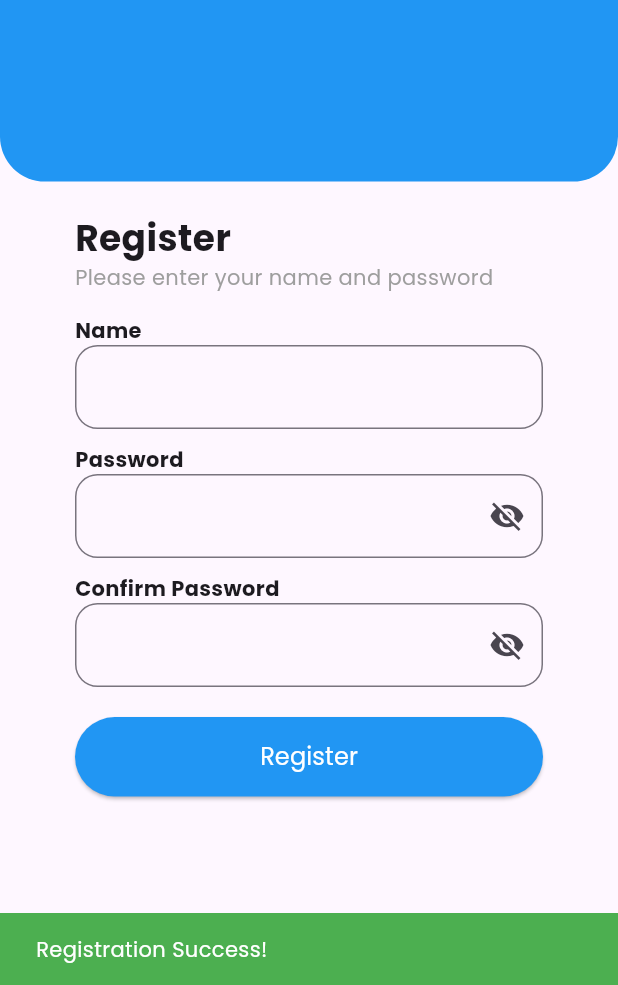
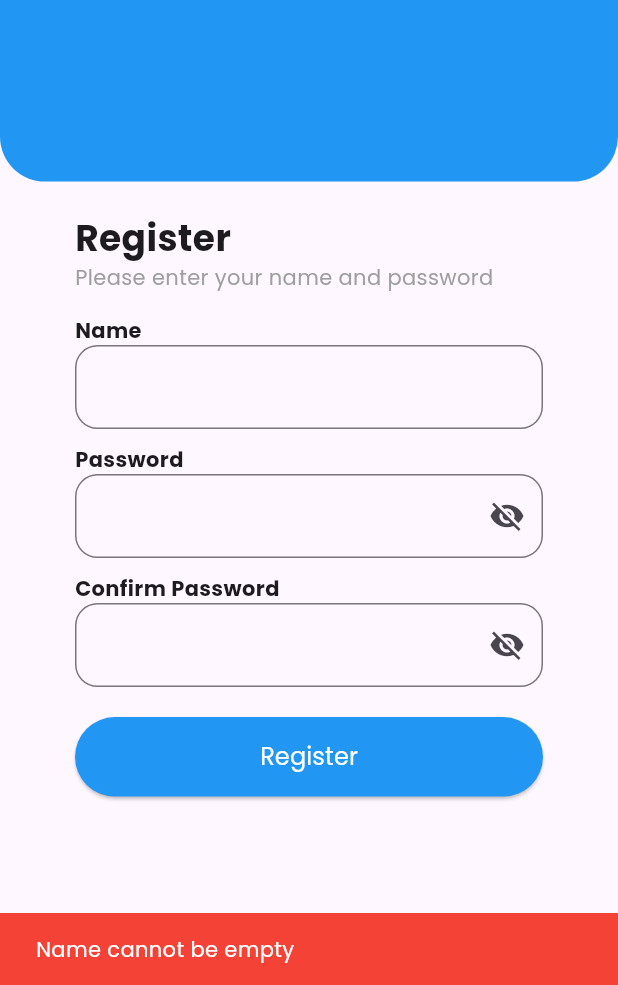
Before and after one commit to Blaundry/BLaundry, a Flutter app: the RegistPage screen opened directly, after a tap on "Register", on a phone screen of 412 x 824 dp, the part 251-1236 px from its top. Run offline on Flutter 3.47's test engine with Material 3 defaults, Android fonts, the light colour scheme and no system bars; our stand-ins replace image_picker, lottie, qr_flutter.

Commit message:
perbaikan autentikasi regist dan login

```diff
--- a/lib/payment.dart
+++ b/lib/payment.dart
@@ -16,7 +16,6 @@ class _PaymentPageState extends State<PaymentPage> {
 
   // Design constants
   static const _primaryColor = Color(0xFF4361EE);
-  static const _secondaryColor = Color(0xFF3F37C9);
   static const _successColor = Color(0xFF2A9D8F);
 
   @override
--- a/lib/regist.dart
+++ b/lib/regist.dart
@@ -9,26 +9,44 @@ class RegistPage extends StatefulWidget {
 }
 
 class _RegistPageState extends State<RegistPage> {
+  final TextEditingController _nameController = TextEditingController();
+  final TextEditingController _passwordController = TextEditingController();
+  final TextEditingController _confirmPasswordController = TextEditingController();
+
   bool _isPasswordVisible = false;
   bool _isConfirmPasswordVisible = false;
 
-  void _showSuccessMessage(BuildContext context) {
+  void _showMessage(String message, {Color color = Colors.red}) {
     ScaffoldMessenger.of(context).showSnackBar(
-      const SnackBar(
-        content: Text('Registration Success!', style: TextStyle(color: Colors.white)),
-        backgroundColor: Colors.green,
-        duration: Duration(seconds: 2),
+      SnackBar(
+        content: Text(message, style: const TextStyle(color: Colors.white)),
+        backgroundColor: color,
+        duration: const Duration(seconds: 2),
       ),
     );
+  }
 
-    // Menunggu snackbar tampil selama 2 detik sebelum berpindah halaman
+  void _register() {
+    String name = _nameController.text.trim();
+    String password = _passwordController.text;
+    String confirmPassword = _confirmPasswordController.text;
+
+    if (name.isEmpty) {
+      _showMessage('Name cannot be empty');
+    } else if (password.length < 6 || password.length > 8) {
+      _showMessage('Password must be 6-8 characters');
+    } else if (password != confirmPassword) {
+      _showMessage('Passwords do not match');
+    } else {
+      _showMessage('Registration Success!', color: Colors.green);
       Future.delayed(const Duration(seconds: 2), () {
         Navigator.pushAndRemoveUntil(
           context,
-        MaterialPageRoute(builder: (context) => WelcomePage()),
+          MaterialPageRoute(builder: (context) => const WelcomePage()),
           (route) => false,
         );
       });
+    }
   }
 
   @override
@@ -64,6 +82,7 @@ class _RegistPageState extends State<RegistPage> {
 
                   const Text('Name', style: TextStyle(fontWeight: FontWeight.bold)),
                   TextField(
+                    controller: _nameController,
                     decoration: InputDecoration(
                       border: OutlineInputBorder(borderRadius: BorderRadius.circular(15)),
                     ),
@@ -72,6 +91,7 @@ class _RegistPageState extends State<RegistPage> {
 
                   const Text('Password', style: TextStyle(fontWeight: FontWeight.bold)),
                   TextField(
+                    controller: _passwordController,
                     obscureText: !_isPasswordVisible,
                     decoration: InputDecoration(
                       border: OutlineInputBorder(borderRadius: BorderRadius.circular(15)),
@@ -89,6 +109,7 @@ class _RegistPageState extends State<RegistPage> {
 
                   const Text('Confirm Password', style: TextStyle(fontWeight: FontWeight.bold)),
                   TextField(
+                    controller: _confirmPasswordController,
                     obscureText: !_isConfirmPasswordVisible,
                     decoration: InputDecoration(
                       border: OutlineInputBorder(borderRadius: BorderRadius.circular(15)),
@@ -107,9 +128,7 @@ class _RegistPageState extends State<RegistPage> {
                   SizedBox(
                     width: double.infinity,
                     child: ElevatedButton(
-                      onPressed: () {
-                        _showSuccessMessage(context);
-                      },
+                      onPressed: _register,
                       style: ElevatedButton.styleFrom(
                         backgroundColor: Colors.blue,
                         padding: const EdgeInsets.symmetric(vertical: 15),
```
Also changed, not shown: lib/login_admin.dart (+27 -7 lines), lib/login_customer.dart (+32 -9 lines), pubspec.lock. Lines whose indentation alone changed are shown as unchanged.
